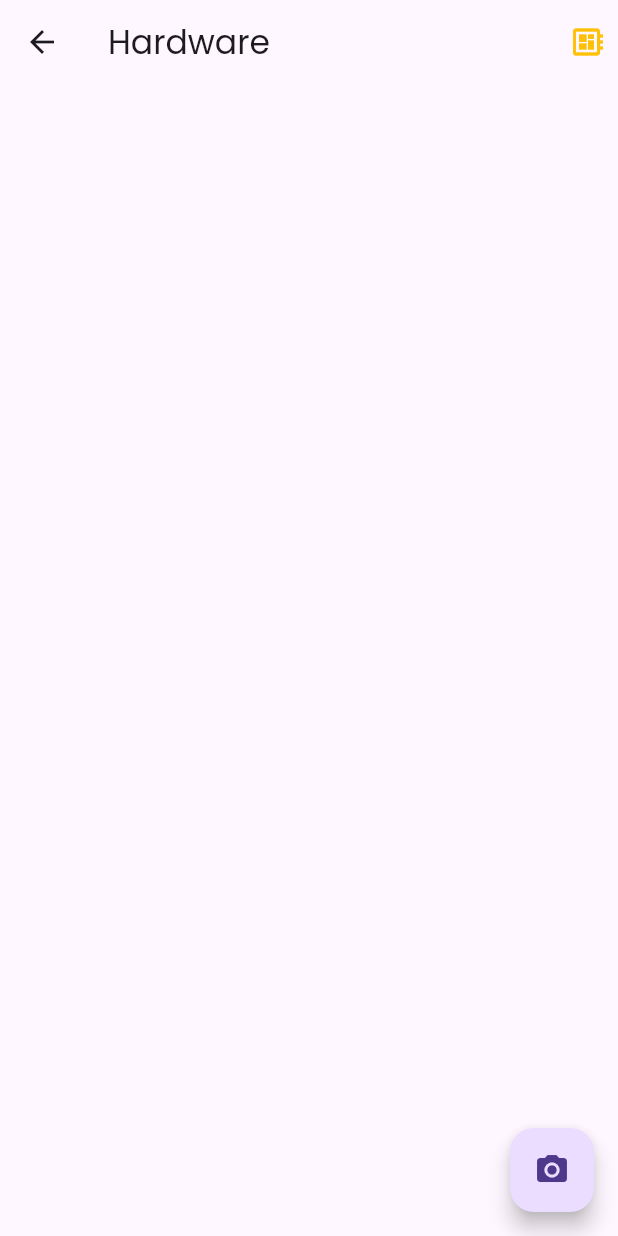
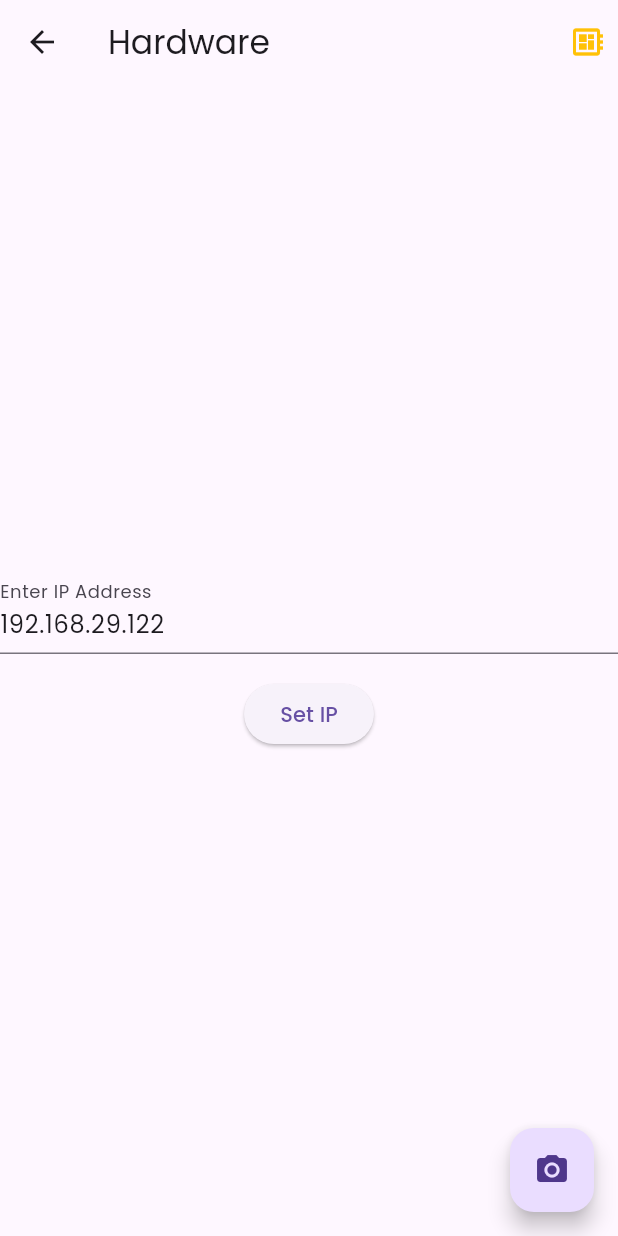
Before and after one commit to bonic-projects/memorycare-empowering-alzheimer-s-patients-, a Flutter app: the HardwareView screen opened by its route, on a phone screen of 412 x 824 dp. Run offline on Flutter 3.47's test engine with Material 3 defaults, Android fonts, the phone set to English and light mode, and no system bars; our stand-ins replace camera, cloud_firestore, firebase_core, firebase_storage, geocoding, geolocator and 8 more; missing offline and left inert: flutter_face_api, flutter_sms, google_maps_flutter_platform_interface, google_mlkit_image_labeling, perfect_volume_control, stacked_firebase_auth; accounts and stored records are empty; statements that could not run were skipped.

Commit message:
hardware setup and Location SMS

```diff
--- a/memorycare_flutter/lib/models/appuser.dart
+++ b/memorycare_flutter/lib/models/appuser.dart
@@ -9,6 +9,7 @@ class AppUser {
   final double longitude;
   final double homeLong;
   final String place;
+  final String phone;
   final DateTime regTime;
 
   AppUser({
@@ -23,6 +24,7 @@ class AppUser {
     required this.homeLong,
     required this.place,
     required this.regTime,
+    required this.phone,
   });
 
   AppUser.fromMap(Map<String, dynamic> data)
@@ -35,6 +37,7 @@ class AppUser {
         longitude = data['long'] ?? 0.0,
         homeLat = data['homeLat'] ?? 0.0,
         homeLong = data['homeLong'] ?? 0.0,
+        phone = data['phone'] ?? "",
         place = data['place'] ?? "",
         regTime =
             data['regTime'] != null ? data['regTime'].toDate() : DateTime.now();
@@ -50,6 +53,7 @@ class AppUser {
       'lat': latitude,
       'long': longitude,
       'place': place,
+      'phone': "+918137810031",
       'regTime': regTime,
     };
     // if (imgString != null) map['imgString'] = imgString!;
--- a/memorycare_flutter/lib/ui/views/hardware/hardware_view.dart
+++ b/memorycare_flutter/lib/ui/views/hardware/hardware_view.dart
@@ -1,4 +1,5 @@
 import 'package:flutter/material.dart';
+import 'package:memorycare/ui/views/widgets/ip.dart';
 import 'package:stacked/stacked.dart';
 
 import 'hardware_viewmodel.dart';
@@ -44,8 +45,8 @@ class HardwareView extends StatelessWidget {
             child: Column(
                 mainAxisAlignment: MainAxisAlignment.spaceAround,
                 children: <Widget>[
-                  if (model.isBusy) const CircularProgressIndicator(),
-                  if (model.imageSelected != null &&
+                  if (model.isBusy) const CircularProgressIndicator()
+                  else if (model.imageSelected != null &&
                       model.imageSelected!.path != "")
                     Expanded(
                       child: RotatedBox(
@@ -54,6 +55,10 @@ class HardwareView extends StatelessWidget {
                             // model.imageSelected!.readAsBytesSync(),
                             ),
                       ),
+                    )
+                  else IpAddressInputWidget(
+                      onSetIp: model.setIp,
+                        initialIp: model.ip,
                     ),
                   if (model.labels.isNotEmpty)
                     Padding(
@@ -61,7 +66,7 @@ class HardwareView extends StatelessWidget {
                       child: Text(
                         model.labels.toString(),
                         textAlign: TextAlign.center,
-                        style: TextStyle(
+                        style: const TextStyle(
                           fontWeight: FontWeight.bold,
                         ),
                       ),
--- a/memorycare_flutter/lib/ui/views/hardware/hardware_viewmodel.dart
+++ b/memorycare_flutter/lib/ui/views/hardware/hardware_viewmodel.dart
@@ -43,9 +43,9 @@ class HardwareViewModel extends BaseViewModel {
 
   List<String> get labels => _labels;
 
-  String? _ip;
+  late String _ip;
 
-  String? get ip => _ip;
+  String get ip => _ip;
 
   void onModelReady() async {
     setBusy(true);
@@ -53,7 +53,7 @@ class HardwareViewModel extends BaseViewModel {
 
     _locService.initialise();
 
-    _ip = "192.168.29.240";
+    _ip = "192.168.29.122";
     setBusy(false);
 
     _subscription = PerfectVolumeControl.stream.listen((value) {
@@ -62,6 +62,11 @@ class HardwareViewModel extends BaseViewModel {
         work();
       }
     });
+  }
+
+  void setIp(String ipIn){
+    _ip = ipIn;
+    notifyListeners();
   }
 
   late StreamSubscription<double> _subscription;
@@ -76,6 +81,8 @@ class HardwareViewModel extends BaseViewModel {
 
   void work() async {
     setBusy(true);
+    await getImageFromHardware();
+    await getImageFromHardware();
     await getImageFromHardware();
     if (_image != null) await getLabel();
   }
@@ -126,8 +133,8 @@ class HardwareViewModel extends BaseViewModel {
 
     Uri uri = Uri(
       scheme: 'http',
-      host: ip!,
-      path: '/jpg',
+      host: _ip,
+      path: '/image',
     );
 
     try {
--- a/memorycare_flutter/lib/ui/views/inapp/inapp_viewmodel.dart
+++ b/memorycare_flutter/lib/ui/views/inapp/inapp_viewmodel.dart
@@ -141,7 +141,6 @@ class InAppViewModel extends BaseViewModel {
       return processFace();
     }
 
-    await processFace();
     _image = null;
     await Future.delayed(const Duration(seconds: 1));
     setBusy(false);
--- a/memorycare_flutter/lib/ui/views/register/register_viewmodel.dart
+++ b/memorycare_flutter/lib/ui/views/register/register_viewmodel.dart
@@ -65,6 +65,7 @@ class RegisterViewModel extends FormViewModel {
           regTime: DateTime.now(),
           homeLat: 0.0,
           homeLong: 0.0,
+          phone: "",
         ));
         if (error == null) {
           _userService.fetchUser();
--- /dev/null
+++ b/memorycare_flutter/lib/ui/views/widgets/ip.dart
@@ -0,0 +1,72 @@
+import 'package:flutter/material.dart';
+import 'package:flutter/services.dart';
+
+class IpAddressInputWidget extends StatefulWidget {
+  final Function(String)? onSetIp;
+  final String? initialIp;
+
+  IpAddressInputWidget({Key? key, this.onSetIp, this.initialIp}) : super(key: key);
+
+  @override
+  _IpAddressInputWidgetState createState() => _IpAddressInputWidgetState();
+}
+
+class _IpAddressInputWidgetState extends State<IpAddressInputWidget> {
+  late TextEditingController _ipController;
+
+  @override
+  void initState() {
+    super.initState();
+    _ipController = TextEditingController(text: widget.initialIp);
+  }
+
+  @override
+  Widget build(BuildContext context) {
+    return Form(
+      child: Column(
+        children: [
+          TextFormField(
+            controller: _ipController,
+            keyboardType: const TextInputType.numberWithOptions(decimal: true),
+            // inputFormatters: [
+            //   FilteringTextInputFormatter.allow(
+            //     RegExp(r'^\d{0,3}(\.\d{0,3}){0,3}$'),
+            //   ),
+            // ],
+            decoration: const InputDecoration(
+              labelText: 'Enter IP Address',
+            ),
+            validator: (value) {
+              if (value == null || value.isEmpty) {
+                return 'Please enter an IP address';
+              }
+              // You can add more advanced IP address validation logic here if needed
+              if (!isValidIpAddress(value)) {
+                return 'Invalid IP address format';
+              }
+              return null;
+            },
+          ),
+          const SizedBox(height: 16),
+          ElevatedButton(
+            onPressed: () {
+              if (Form.of(context).validate()) {
+                // Validation passed, return the entered IP address
+                String ipAddress = _ipController.text;
+                // Callback to the parent widget with the valid IP address
+                widget.onSetIp?.call(ipAddress);
+              }
+            },
+            child: const Text('Set IP'),
+          ),
+        ],
+      ),
+    );
+  }
+
+  bool isValidIpAddress(String value) {
+    // Add more sophisticated IP address validation logic if needed
+    final RegExp regExp = RegExp(r'^\d{1,3}(\.\d{1,3}){0,3}$');
+    return regExp.hasMatch(value);
+  }
+}
--- a/memorycare_flutter/pubspec.yaml
+++ b/memorycare_flutter/pubspec.yaml
@@ -22,6 +22,7 @@ dependencies:
   camera: ^0.10.4
   image: ^4.0.15
   google_maps_flutter: ^2.5.0
+  flutter_sms: ^2.3.3
 
   # ML
   google_mlkit_image_labeling: ^0.5.0
```
Also changed, not shown: memorycare_flutter/lib/services/location_service.dart (+18 -0 lines), memorycare_flutter/lib/services/regula_service.dart (+5 -5 lines), memorycare_flutter/pubspec.lock, 5 other files.
